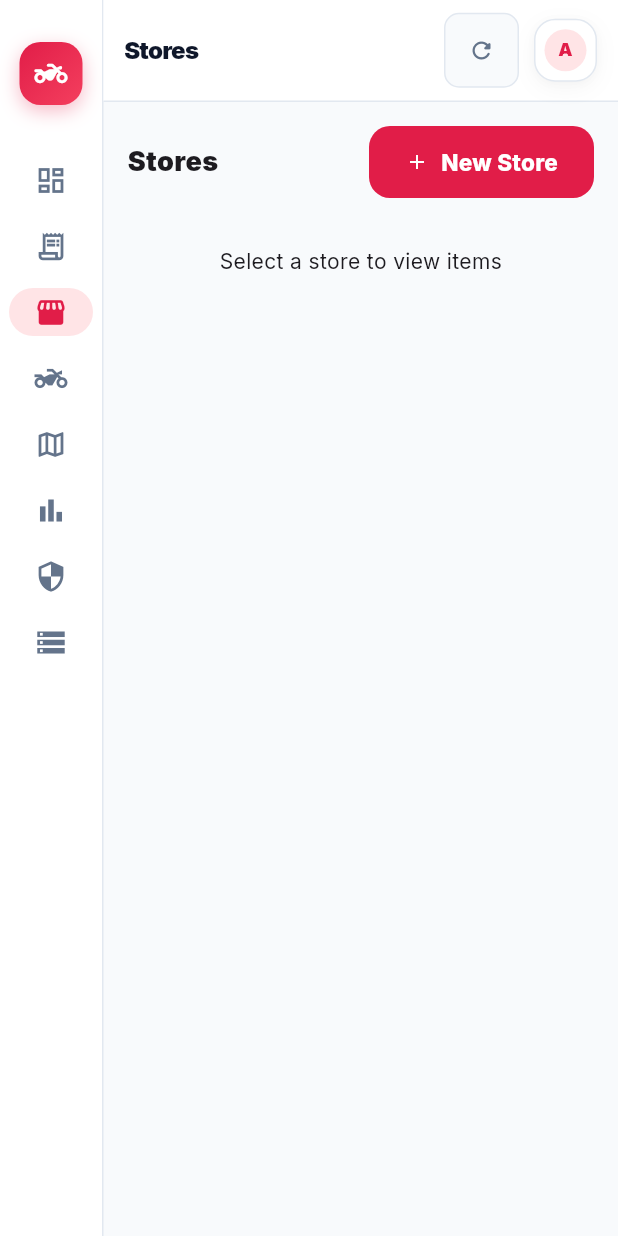
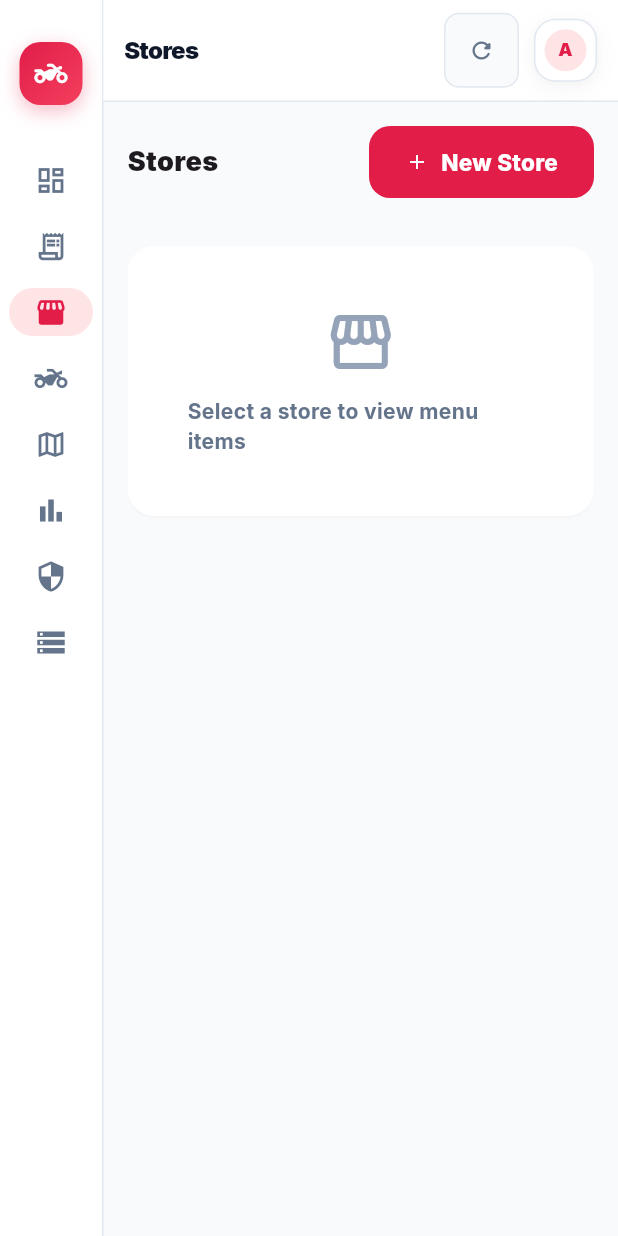
Before and after one commit to kiannaquines/real-time-delivery-courier-system, a Flutter app: the AdminDashboardShell screen opened directly, after a tap on "Orders", after a tap on "Stores", on a phone screen of 412 x 824 dp. Run offline on Flutter 3.47's test engine with Material 3 defaults, Android fonts, the phone set to English and light mode, and no system bars; our stand-ins replace flutter_map, google_fonts, latlong2; missing offline and left inert: dart:html; accounts and stored records are empty; network calls fail.

Commit message:
fix(admin): resolve bottom overflow on stores detail panel with scroll view

```diff
--- a/ui/apps/admin/lib/src/screens/stores/admin_stores_screen.dart
+++ b/ui/apps/admin/lib/src/screens/stores/admin_stores_screen.dart
@@ -200,8 +200,26 @@ class _AdminStoresScreenState extends State<AdminStoresScreen> {
         );
 
         final detailWidget = _selectedStoreDetail == null
-            ? const Center(child: Text('Select a store to view items'))
-            : Card(
+            ? const Card(
+                child: Padding(
+                  padding: EdgeInsets.all(40),
+                  child: Center(
+                    child: Column(
+                      mainAxisSize: MainAxisSize.min,
+                      children: [
+                        Icon(Icons.storefront_outlined, size: 48, color: AppColors.textMuted),
+                        SizedBox(height: 12),
+                        Text(
+                          'Select a store to view menu items',
+                          style: TextStyle(fontWeight: FontWeight.w700, color: AppColors.textSecondary),
+                        ),
+                      ],
+                    ),
+                  ),
+                ),
+              )
+            : SingleChildScrollView(
+                child: Card(
                   child: Padding(
                     padding: const EdgeInsets.all(20),
                     child: Column(
@@ -233,7 +251,7 @@ class _AdminStoresScreenState extends State<AdminStoresScreen> {
                         SingleChildScrollView(
                           scrollDirection: Axis.horizontal,
                           child: ConstrainedBox(
-                          constraints: BoxConstraints(minWidth: isNarrow ? constraints.maxWidth - (padding * 2) : constraints.maxWidth - 380),
+                            constraints: BoxConstraints(minWidth: isNarrow ? constraints.maxWidth - (padding * 2) : constraints.maxWidth - 400),
                             child: DataTable(
                               headingRowColor: WidgetStateProperty.all(const Color(0xFFF8FAFC)),
                               columns: const [
@@ -245,7 +263,7 @@ class _AdminStoresScreenState extends State<AdminStoresScreen> {
                               rows: _selectedStoreDetail!.items.map((item) {
                                 return DataRow(cells: [
                                   DataCell(Text(item.name, style: const TextStyle(fontWeight: FontWeight.w700))),
-                                DataCell(SizedBox(width: 200, child: Text(item.description ?? '—', overflow: TextOverflow.ellipsis))),
+                                  DataCell(SizedBox(width: 220, child: Text(item.description ?? '—', overflow: TextOverflow.ellipsis))),
                                   DataCell(Text(Formatters.currency(item.price), style: const TextStyle(fontWeight: FontWeight.w700, color: AppColors.brandPrimary))),
                                   DataCell(
                                     Container(
@@ -270,6 +288,7 @@ class _AdminStoresScreenState extends State<AdminStoresScreen> {
                           ),
                         ),
                       ],
+                    ),
                   ),
                 ),
               );
```
Lines whose indentation alone changed are shown as unchanged.
